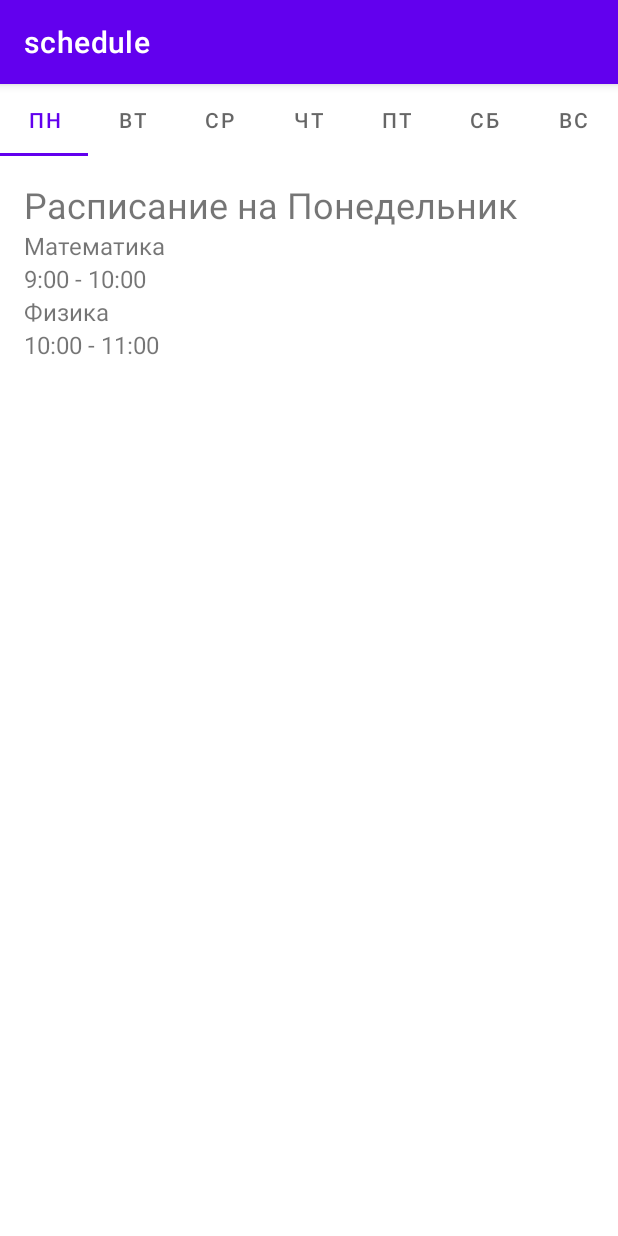
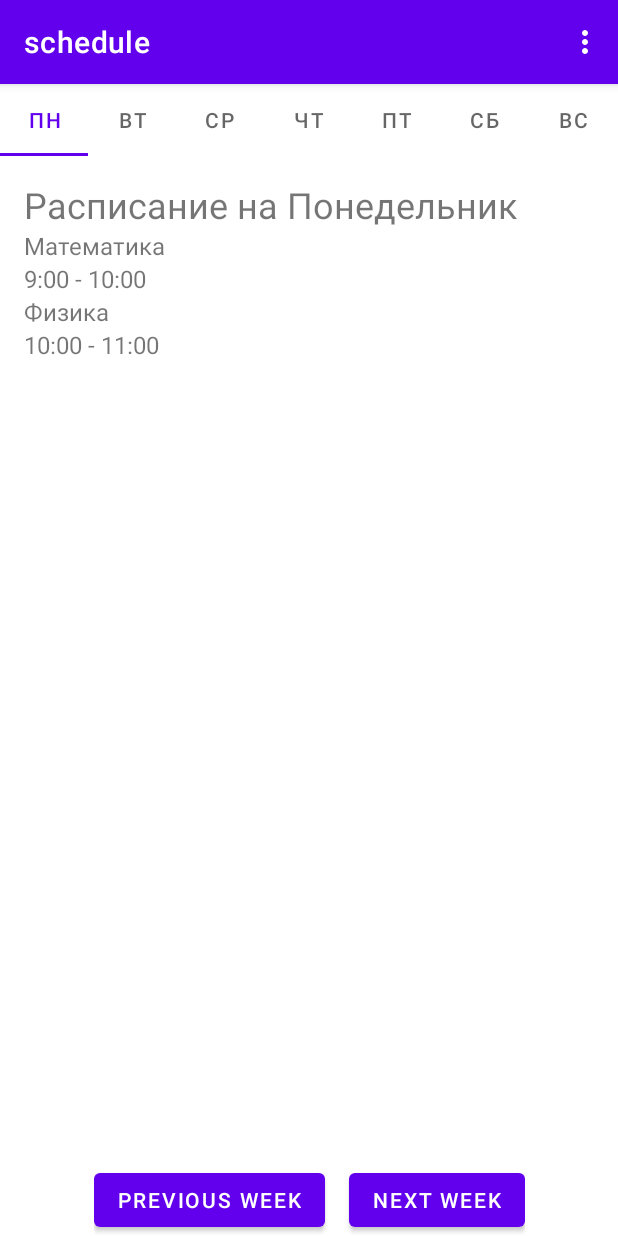
Before and after one commit to Nia447/schedule-hits-2023, an Android app: the MainActivity screen opened directly, with no data from a screen before it, on a phone screen of 412 x 824 dp. Run offline under Robolectric (Android 15) with nearby library versions, the phone set to English and light mode, and no system bars.

Commit message:
-add next and prevs weaks

```diff
--- a/app/src/main/java/com/example/schedule/MainActivity.java
+++ b/app/src/main/java/com/example/schedule/MainActivity.java
@@ -4,12 +4,21 @@ import androidx.appcompat.app.AppCompatActivity;
 import androidx.fragment.app.FragmentTransaction;
 import androidx.viewpager.widget.ViewPager;
 
+import android.content.Intent;
 import android.os.Bundle;
+import android.view.Menu;
+import android.view.MenuInflater;
+import android.view.MenuItem;
 import android.view.View;
 import android.widget.Button;
+import android.widget.LinearLayout;
 import android.widget.TextView;
 
 import com.google.android.material.tabs.TabLayout;
+
+import org.json.JSONArray;
+import org.json.JSONException;
+import org.json.JSONObject;
 
 import java.util.ArrayList;
 import java.util.List;
@@ -17,14 +26,92 @@ import java.util.List;
 public class MainActivity extends AppCompatActivity {
 
     private int currentWeek = 1;
-
+    private Button previous_week;
+    private Button next_week;
     @Override
     protected void onCreate(Bundle savedInstanceState) {
         super.onCreate(savedInstanceState);
         setContentView(R.layout.activity_main);
         setupViewPager();
+        previous_week = findViewById(R.id.previous_week_button);
+        next_week = findViewById(R.id.next_week_button);
+        previous_week.setOnClickListener(new View.OnClickListener() {
+            @Override
+            public void onClick(View v) {
 
+                if (currentWeek > 1) {
+                    currentWeek--;
+
+                    updateSchedule(currentWeek);
+                }
+            }
+        });
+        next_week.setOnClickListener(new View.OnClickListener() {
+            @Override
+            public void onClick(View v) {
+
+                if (currentWeek < 2) {
+                    currentWeek++;
+                    // обновление расписания на экране с использованием новой недели
+                    updateSchedule(currentWeek);
+                }
+            }
+        });
     }
+
+    private void updateSchedule(int week) {
+        // обновление расписания на экране с использованием заданной недели
+        // ...
+    }
+
+    @Override
+    public boolean onCreateOptionsMenu(Menu menu) {
+        MenuInflater inflater = getMenuInflater();
+        inflater.inflate(R.menu.menu_main, menu);
+        return true;
+    }
+    @Override
+    public boolean onOptionsItemSelected(MenuItem item) {
+        switch (item.getItemId()) {
+            case R.id.menu_item_schedule:
+
+                return true;
+            case R.id.menu_item_classrooms:
+
+                return true;
+            case R.id.menu_item_groups:
+                Intent intent = new Intent(MainActivity.this, stud.class);
+                startActivity(intent);
+                return true;
+            case R.id.menu_item_teachers:
+                Intent intent1 = new Intent(MainActivity.this, PrepodActivity.class);
+                startActivity(intent1);
+                return true;
+            default:
+                return super.onOptionsItemSelected(item);
+        }
+    }
+//    public void createTextViewsFromJson(String jsonString, LinearLayout parentLayout) {
+//        try {
+//            JSONArray jsonArray = new JSONArray(jsonString);
+//
+//            for (int i = 0; i < jsonArray.length(); i++) {
+//                JSONObject jsonObject = jsonArray.getJSONObject(i);
+//
+//                String subject = jsonObject.getString("subject");
+//                String teacher = jsonObject.getString("teacher");
+//                String group = jsonObject.getString("group");
+//                String room = jsonObject.getString("room");
+//
+//                TextView textView = new TextView(context);
+//                textView.setText(subject + " " + teacher + " " + group + " " + room);
+//
+//                parentLayout.addView(textView);
+//            }
+//        } catch (JSONException e) {
+//            e.printStackTrace();
+//        }
+//    }
     private void setupViewPager() {
         ViewPager viewPager = findViewById(R.id.view_pager);
         viewPager.setAdapter(new SchedulePagerAdapter(getSupportFragmentManager()));
--- a/app/src/main/java/com/example/schedule/SchedulePagerAdapter.java
+++ b/app/src/main/java/com/example/schedule/SchedulePagerAdapter.java
@@ -12,7 +12,6 @@ public class SchedulePagerAdapter extends FragmentPagerAdapter {
 
     @Override
     public Fragment getItem(int position) {
-        // Возвращает соответствующий фрагмент в зависимости от позиции вкладки
         switch (position) {
             case 0:
                 return new MondayFragment();
@@ -35,13 +34,13 @@ public class SchedulePagerAdapter extends FragmentPagerAdapter {
 
     @Override
     public int getCount() {
-        // Возвращает общее количество вкладок
+
         return 7;
     }
 
     @Override
     public CharSequence getPageTitle(int position) {
-        // Возвращает заголовок вкладки
+
         switch (position) {
             case 0:
                 return "ПН";
--- a/app/src/main/java/com/example/schedule/userchoise.kt
+++ b/app/src/main/java/com/example/schedule/userchoise.kt
@@ -16,7 +16,7 @@ class userchoise : AppCompatActivity() {
 
     }
     public fun teacheract(view: View){
-        val prepodint = Intent(this,prepod::class.java)
+        val prepodint = Intent(this,PrepodActivity::class.java)
         startActivity(prepodint)
 
     }
--- a/app/src/main/res/layout/activity_main.xml
+++ b/app/src/main/res/layout/activity_main.xml
@@ -5,7 +5,6 @@
     xmlns:tools="http://schemas.android.com/tools"
     android:layout_width="match_parent"
     android:layout_height="match_parent">
-
 
 
     <com.google.android.material.tabs.TabLayout
@@ -28,10 +27,33 @@
         app:layout_constraintTop_toBottomOf="@id/tab_layout"
         app:layout_constraintVertical_bias="0.0" />
 
+    <LinearLayout
+        android:id="@+id/buttons_layout"
+        android:layout_width="0dp"
+        android:layout_height="wrap_content"
+        android:orientation="horizontal"
+        app:layout_constraintBottom_toBottomOf="parent"
+        app:layout_constraintStart_toStartOf="parent"
+        app:layout_constraintEnd_toEndOf="parent"
+        app:layout_constraintHorizontal_bias="0.5"
+        app:layout_constraintVertical_bias="1.0"
+        app:layout_constraintWidth_default="wrap"
+        app:layout_constraintWidth_min="0dp">
 
+        <Button
+            android:id="@+id/previous_week_button"
+            android:layout_width="wrap_content"
+            android:layout_height="wrap_content"
+            android:text="Previous Week" />
 
+        <Button
+            android:id="@+id/next_week_button"
+            android:layout_width="wrap_content"
+            android:layout_height="wrap_content"
+            android:text="Next Week"
+            android:layout_marginStart="16dp"/>
 
-
+    </LinearLayout>
 
 
 </androidx.constraintlayout.widget.ConstraintLayout>
--- a/app/src/main/res/menu/menu_main.xml
+++ b/app/src/main/res/menu/menu_main.xml
@@ -1,10 +1,14 @@
-<menu xmlns:android="http://schemas.android.com/apk/res/android"
-    xmlns:app="http://schemas.android.com/apk/res-auto"
-    xmlns:tools="http://schemas.android.com/tools"
-    tools:context="com.example.schedule.MainActivity">
+<menu xmlns:android="http://schemas.android.com/apk/res/android">
     <item
-        android:id="@+id/action_settings"
-        android:orderInCategory="100"
-        android:title="@string/action_settings"
-        app:showAsAction="never" />
+        android:id="@+id/menu_item_schedule"
+        android:title="Расписание" />
+    <item
+        android:id="@+id/menu_item_classrooms"
+        android:title="Аудитории" />
+    <item
+        android:id="@+id/menu_item_groups"
+        android:title="Группы" />
+    <item
+        android:id="@+id/menu_item_teachers"
+        android:title="Преподаватели" />
 </menu>
```
Also changed, not shown: app/src/main/AndroidManifest.xml (+4 -3 lines), app/src/main/java/com/example/schedule/PrepodActivity.java (added, +47 -0 lines), app/src/main/java/com/example/schedule/prepod.kt (deleted, +0 -11 lines), app/src/main/res/layout/activity_prepod.xml (+22 -28 lines).
